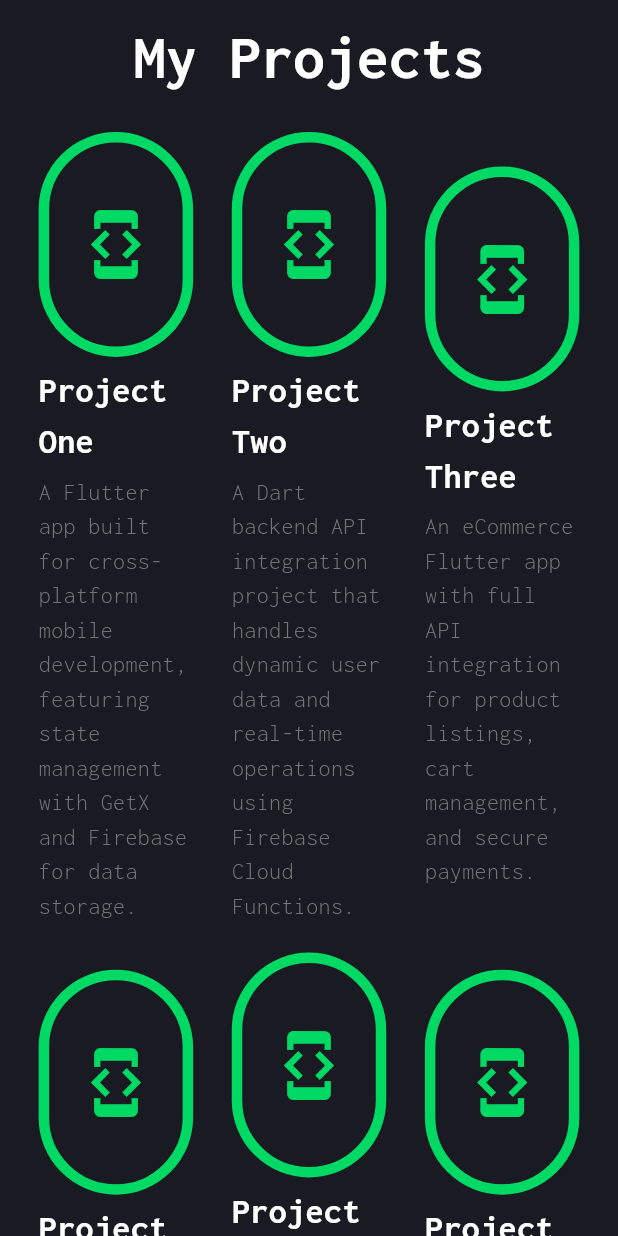
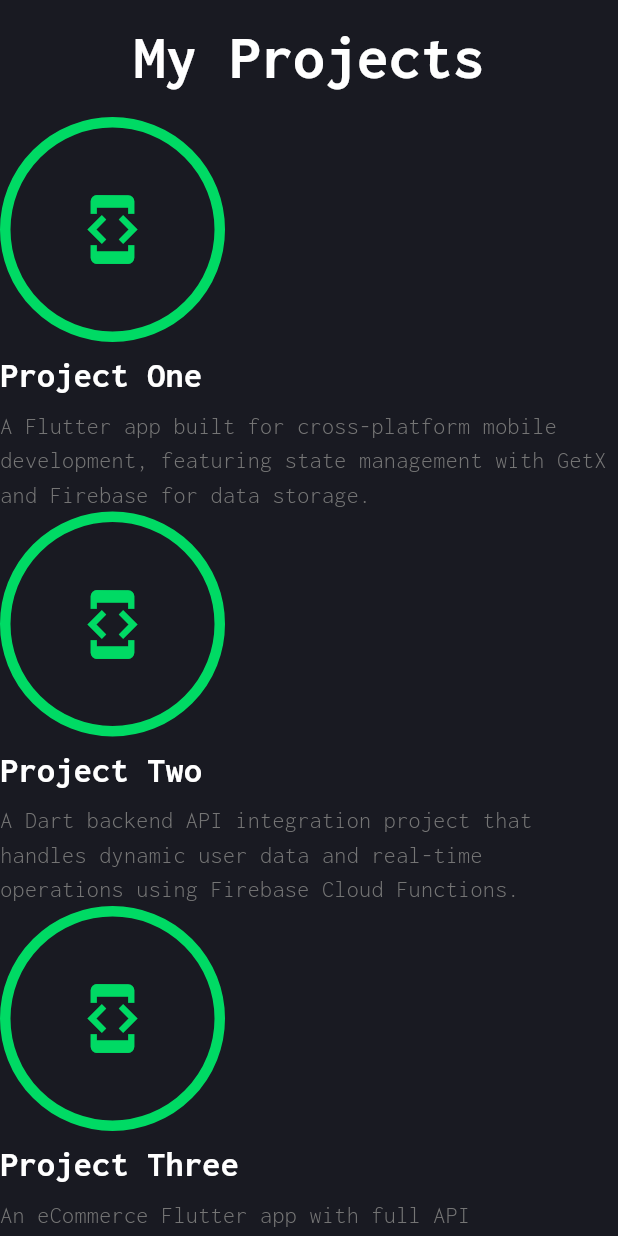
Before and after one commit to Siddique722/portfolio, a Flutter app: the screen it shows after launch, scrolled down 2880 dp, on a phone screen of 412 x 824 dp. Run offline on Flutter 3.47's test engine with Material 3 defaults, Android fonts, the phone set to English and light mode, and no system bars; our stand-ins replace google_fonts.

Commit message:
update code

```diff
--- a/lib/portfolio_views/container_3/container3-main.dart
+++ b/lib/portfolio_views/container_3/container3-main.dart
@@ -2,6 +2,7 @@ import 'package:flutter/material.dart';
 import 'package:portfolio/components/responsive_layout/responsive-layout.dart';
 import 'package:portfolio/portfolio_views/container_2/containertwo_responsive/containertwo_desktop.dart';
 import 'package:portfolio/portfolio_views/container_3/container_three_responsive/container3_desktop.dart';
+import 'package:portfolio/portfolio_views/container_3/container_three_responsive/container3_mobile.dart';
 
 
 class ContainerThreeMain extends StatefulWidget {
@@ -17,7 +18,7 @@ class _ContainerThreeMainState extends State<ContainerThreeMain> {
     return
       ResponsiveLayotWidget(
           desktop: ContainerthreeDesktop(),
-          mobile: ContainerthreeDesktop(),
-          tablet: ContainerthreeDesktop());
+          mobile: ContainerthreeMobile(),
+          tablet: ContainerthreeMobile());
   }
 }
--- a/lib/portfolio_views/container_3/container_three_responsive/container3_mobile.dart
+++ b/lib/portfolio_views/container_3/container_three_responsive/container3_mobile.dart
@@ -2,14 +2,14 @@ import 'package:flutter/material.dart';
 import 'package:google_fonts/google_fonts.dart';
 import 'package:portfolio/Controller/constants/color.dart';
 
-class ContainerthreeDesktop extends StatefulWidget {
-  const ContainerthreeDesktop({super.key});
+class ContainerthreeMobile extends StatefulWidget {
+  const ContainerthreeMobile({super.key});
 
   @override
-  State<ContainerthreeDesktop> createState() => _ContainerthreeDesktopState();
+  State<ContainerthreeMobile> createState() => _ContainerthreeMobileState();
 }
 
-class _ContainerthreeDesktopState extends State<ContainerthreeDesktop> {
+class _ContainerthreeMobileState extends State<ContainerthreeMobile> {
   @override
   Widget build(BuildContext context) {
     double height = MediaQuery.of(context).size.height;
@@ -26,11 +26,8 @@ class _ContainerthreeDesktopState extends State<ContainerthreeDesktop> {
             style: GoogleFonts.inconsolata(
                 color: Colors.white, fontSize: 42, fontWeight: FontWeight.bold),
           ),
-          SizedBox(height: 20),
+          SizedBox(height: 10),
           // Displaying project details in rows with columns
-          Row(
-            mainAxisAlignment: MainAxisAlignment.spaceEvenly,
-            children: [
           ProjectWidget(
               projectName: 'Project One',
               projectDetails:
@@ -43,12 +40,7 @@ class _ContainerthreeDesktopState extends State<ContainerthreeDesktop> {
               projectName: 'Project Three',
               projectDetails:
               'An eCommerce Flutter app with full API integration for product listings, cart management, and secure payments.'),
-            ],
-          ),
-          SizedBox(height: 20),
-          Row(
-            mainAxisAlignment: MainAxisAlignment.spaceEvenly,
-            children: [
+          SizedBox(height: 10),
           ProjectWidget(
               projectName: 'Project Four',
               projectDetails:
@@ -61,8 +53,6 @@ class _ContainerthreeDesktopState extends State<ContainerthreeDesktop> {
               projectName: 'Project Six',
               projectDetails:
               'A portfolio website designed using Flutter Web to showcase my skills, projects, and expertise in mobile development.'),
-            ],
-          ),
         ],
       ),
     );
@@ -80,7 +70,7 @@ class ProjectWidget extends StatelessWidget {
     double width = MediaQuery.of(context).size.width;
 
     return Container(
-      width: width * 0.25,
+    //  width: width * 0.25,
       child: Column(
         mainAxisAlignment: MainAxisAlignment.start,
         crossAxisAlignment: CrossAxisAlignment.start,
```
Lines whose indentation alone changed are shown as unchanged.
